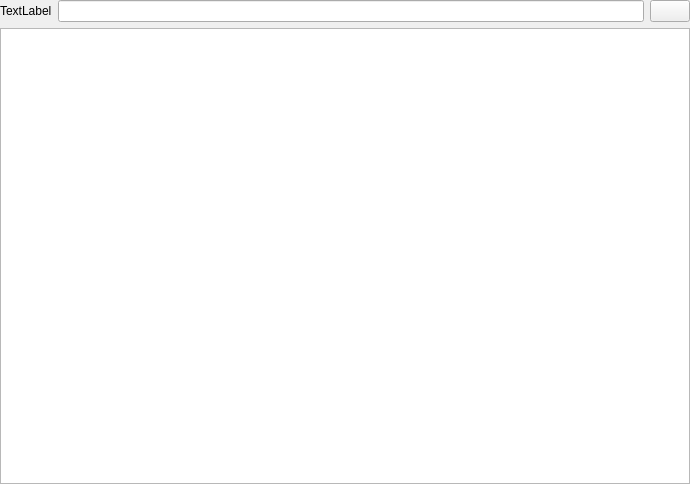
Old version of the form OrbitQt/orbitdataviewpanel.ui in the repository google/orbit.
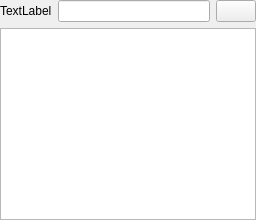
New version of the form. Custom widgets are drawn as their Qt base class.

```diff
--- a/OrbitQt/orbitdataviewpanel.ui
+++ b/OrbitQt/orbitdataviewpanel.ui
@@ -2,14 +2,6 @@
 <ui version="4.0">
  <class>OrbitDataViewPanel</class>
  <widget class="QWidget" name="OrbitDataViewPanel">
-  <property name="geometry">
-   <rect>
-    <x>0</x>
-    <y>0</y>
-    <width>690</width>
-    <height>484</height>
-   </rect>
-  </property>
   <property name="sizePolicy">
    <sizepolicy hsizetype="Preferred" vsizetype="MinimumExpanding">
     <horstretch>0</horstretch>
```
Left out of the diff: 3 changed lines with no effect on the pictures.
